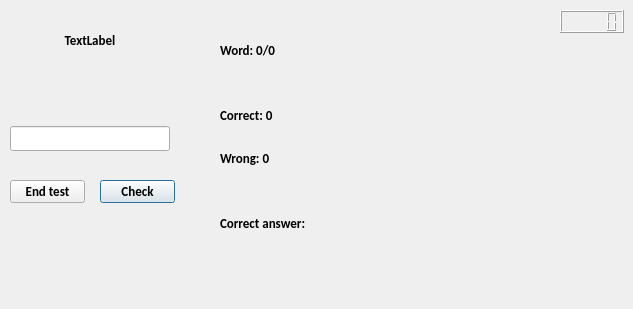
Above: testdialog.ui from szledak/EasyLearning before the change. Below: the same form after it.
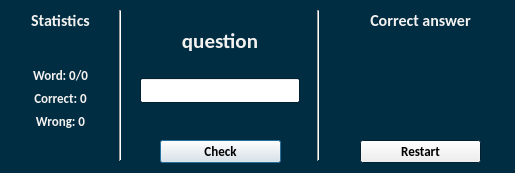
That is the form after the change.

Diff of the .ui file:
```diff
--- a/testdialog.ui
+++ b/testdialog.ui
@@ -6,10 +6,101 @@
    <rect>
     <x>0</x>
     <y>0</y>
-    <width>633</width>
-    <height>309</height>
+    <width>515</width>
+    <height>173</height>
    </rect>
   </property>
+  <property name="palette">
+   <palette>
+    <active>
+     <colorrole role="WindowText">
+      <brush brushstyle="SolidPattern">
+       <color alpha="255">
+        <red>244</red>
+        <green>242</green>
+        <blue>240</blue>
+       </color>
+      </brush>
+     </colorrole>
+     <colorrole role="Base">
+      <brush brushstyle="SolidPattern">
+       <color alpha="255">
+        <red>255</red>
+        <green>255</green>
+        <blue>255</blue>
+       </color>
+      </brush>
+     </colorrole>
+     <colorrole role="Window">
+      <brush brushstyle="SolidPattern">
+       <color alpha="255">
+        <red>1</red>
+        <green>45</green>
+        <blue>67</blue>
+       </color>
+      </brush>
+     </colorrole>
+    </active>
+    <inactive>
+     <colorrole role="WindowText">
+      <brush brushstyle="SolidPattern">
+       <color alpha="255">
+        <red>244</red>
+        <green>242</green>
+        <blue>240</blue>
+       </color>
+      </brush>
+     </colorrole>
+     <colorrole role="Base">
+      <brush brushstyle="SolidPattern">
+       <color alpha="255">
+        <red>255</red>
+        <green>255</green>
+        <blue>255</blue>
+       </color>
+      </brush>
+     </colorrole>
+     <colorrole role="Window">
+      <brush brushstyle="SolidPattern">
+       <color alpha="255">
+        <red>1</red>
+        <green>45</green>
+        <blue>67</blue>
+       </color>
+      </brush>
+     </colorrole>
+    </inactive>
+    <disabled>
+     <colorrole role="WindowText">
+      <brush brushstyle="SolidPattern">
+       <color alpha="255">
+        <red>120</red>
+        <green>120</green>
+        <blue>120</blue>
+       </color>
+      </brush>
+     </colorrole>
+     <colorrole role="Base">
+      <brush brushstyle="SolidPattern">
+       <color alpha="255">
+        <red>1</red>
+        <green>45</green>
+        <blue>67</blue>
+       </color>
+      </brush>
+     </colorrole>
+     <colorrole role="Window">
+      <brush brushstyle="SolidPattern">
+       <color alpha="255">
+        <red>1</red>
+        <green>45</green>
+        <blue>67</blue>
+       </color>
+      </brush>
+     </colorrole>
+    </disabled>
+   </palette>
+  </property>
   <property name="font">
    <font>
     <family>Calibri</family>
@@ -21,66 +112,28 @@
   <property name="windowTitle">
    <string>Dialog</string>
   </property>
-  <widget class="QPushButton" name="btnNext">
-   <property name="geometry">
-    <rect>
-     <x>100</x>
-     <y>180</y>
-     <width>75</width>
-     <height>23</height>
-    </rect>
-   </property>
-   <property name="text">
-    <string>Check</string>
-   </property>
-  </widget>
-  <widget class="QPushButton" name="btnEnd">
-   <property name="geometry">
-    <rect>
-     <x>10</x>
-     <y>180</y>
-     <width>75</width>
-     <height>23</height>
-    </rect>
-   </property>
-   <property name="text">
-    <string>End test</string>
-   </property>
-  </widget>
   <widget class="QWidget" name="verticalLayoutWidget">
    <property name="geometry">
     <rect>
-     <x>10</x>
+     <x>140</x>
      <y>10</y>
      <width>160</width>
-     <height>161</height>
+     <height>111</height>
     </rect>
    </property>
    <layout class="QVBoxLayout" name="verticalLayout">
     <item>
-     <widget class="QLabel" name="lblSite">
-      <property name="maximumSize">
+     <spacer name="verticalSpacer_3">
+      <property name="orientation">
+       <enum>Qt::Vertical</enum>
+      </property>
+      <property name="sizeHint" stdset="0">
        <size>
-        <width>855</width>
-        <height>25</height>
+        <width>20</width>
+        <height>40</height>
        </size>
       </property>
-      <property name="font">
-       <font>
-        <weight>75</weight>
-        <italic>false</italic>
-        <bold>true</bold>
-        <strikeout>false</strikeout>
-        <kerning>true</kerning>
-       </font>
-      </property>
-      <property name="text">
-       <string>TextLabel</string>
-      </property>
-      <property name="alignment">
-       <set>Qt::AlignCenter</set>
-      </property>
-     </widget>
+     </spacer>
     </item>
     <item>
      <widget class="QLabel" name="lblQuestion">
@@ -90,14 +143,32 @@
         <height>25</height>
        </size>
       </property>
+      <property name="font">
+       <font>
+        <pointsize>16</pointsize>
+       </font>
+      </property>
       <property name="text">
-       <string/>
+       <string>question</string>
       </property>
       <property name="alignment">
        <set>Qt::AlignCenter</set>
       </property>
      </widget>
     </item>
+    <item>
+     <spacer name="verticalSpacer">
+      <property name="orientation">
+       <enum>Qt::Vertical</enum>
+      </property>
+      <property name="sizeHint" stdset="0">
+       <size>
+        <width>20</width>
+        <height>40</height>
+       </size>
+      </property>
+     </spacer>
+    </item>
     <item>
      <widget class="QLineEdit" name="edtAnswer">
       <property name="font">
@@ -108,57 +179,153 @@
       </property>
      </widget>
     </item>
+    <item>
+     <spacer name="verticalSpacer_2">
+      <property name="orientation">
+       <enum>Qt::Vertical</enum>
+      </property>
+      <property name="sizeHint" stdset="0">
+       <size>
+        <width>20</width>
+        <height>40</height>
+       </size>
+      </property>
+     </spacer>
+    </item>
    </layout>
   </widget>
-  <widget class="QWidget" name="verticalLayoutWidget_3">
+  <widget class="QWidget" name="">
    <property name="geometry">
     <rect>
-     <x>220</x>
+     <x>10</x>
      <y>10</y>
-     <width>160</width>
-     <height>285</height>
+     <width>101</width>
+     <height>151</height>
     </rect>
    </property>
-   <layout class="QVBoxLayout" name="verticalLayout_3">
+   <layout class="QVBoxLayout" name="verticalLayout_2">
+    <item>
+     <widget class="QLabel" name="label">
+      <property name="font">
+       <font>
+        <pointsize>12</pointsize>
+       </font>
+      </property>
+      <property name="text">
+       <string>Statistics</string>
+      </property>
+      <property name="alignment">
+       <set>Qt::AlignCenter</set>
+      </property>
+     </widget>
+    </item>
+    <item>
+     <spacer name="verticalSpacer_5">
+      <property name="orientation">
+       <enum>Qt::Vertical</enum>
+      </property>
+      <property name="sizeHint" stdset="0">
+       <size>
+        <width>20</width>
+        <height>40</height>
+       </size>
+      </property>
+     </spacer>
+    </item>
     <item>
      <widget class="QLabel" name="lblCount">
+      <property name="font">
+       <font>
+        <pointsize>10</pointsize>
+       </font>
+      </property>
       <property name="text">
        <string>Word: 0/0</string>
       </property>
+      <property name="alignment">
+       <set>Qt::AlignCenter</set>
+      </property>
      </widget>
     </item>
     <item>
-     <layout class="QVBoxLayout" name="verticalLayout_2">
-      <item>
-       <widget class="QLabel" name="lblCorrectCount">
-        <property name="text">
-         <string>Correct: 0</string>
-        </property>
-       </widget>
-      </item>
-      <item>
-       <widget class="QLabel" name="lblWrongCount">
-        <property name="text">
-         <string>Wrong: 0</string>
-        </property>
-       </widget>
-      </item>
-     </layout>
+     <widget class="QLabel" name="lblCorrectCount">
+      <property name="text">
+       <string>Correct: 0</string>
+      </property>
+      <property name="alignment">
+       <set>Qt::AlignCenter</set>
+      </property>
+     </widget>
     </item>
+    <item>
+     <widget class="QLabel" name="lblWrongCount">
+      <property name="text">
+       <string>Wrong: 0</string>
+      </property>
+      <property name="alignment">
+       <set>Qt::AlignCenter</set>
+      </property>
+     </widget>
+    </item>
+    <item>
+     <spacer name="verticalSpacer_4">
+      <property name="orientation">
+       <enum>Qt::Vertical</enum>
+      </property>
+      <property name="sizeHint" stdset="0">
+       <size>
+        <width>20</width>
+        <height>40</height>
+       </size>
+      </property>
+     </spacer>
+    </item>
+   </layout>
+  </widget>
+  <widget class="QWidget" name="verticalLayoutWidget_3">
+   <property name="geometry">
+    <rect>
+     <x>340</x>
+     <y>10</y>
+     <width>161</width>
+     <height>91</height>
+    </rect>
+   </property>
+   <layout class="QVBoxLayout" name="verticalLayout_5">
     <item>
      <widget class="QLabel" name="lblCorrectAnswer">
+      <property name="font">
+       <font>
+        <pointsize>12</pointsize>
+       </font>
+      </property>
       <property name="text">
-       <string>Correct answer:</string>
+       <string>Correct answer</string>
+      </property>
+      <property name="alignment">
+       <set>Qt::AlignCenter</set>
       </property>
      </widget>
     </item>
+    <item>
+     <spacer name="verticalSpacer_6">
+      <property name="orientation">
+       <enum>Qt::Vertical</enum>
+      </property>
+      <property name="sizeHint" stdset="0">
+       <size>
+        <width>20</width>
+        <height>40</height>
+       </size>
+      </property>
+     </spacer>
+    </item>
     <item>
      <widget class="QLabel" name="lblCorrectWord">
-      <property name="maximumSize">
-       <size>
-        <width>16777215</width>
-        <height>25</height>
-       </size>
+      <property name="font">
+       <font>
+        <pointsize>14</pointsize>
+       </font>
       </property>
       <property name="text">
        <string/>
@@ -170,16 +337,66 @@
     </item>
    </layout>
   </widget>
-  <widget class="QLCDNumber" name="lcdNumber">
+  <widget class="Line" name="line">
    <property name="geometry">
     <rect>
-     <x>560</x>
+     <x>110</x>
      <y>10</y>
-     <width>64</width>
+     <width>20</width>
+     <height>151</height>
+    </rect>
+   </property>
+   <property name="orientation">
+    <enum>Qt::Vertical</enum>
+   </property>
+  </widget>
+  <widget class="Line" name="line_2">
+   <property name="geometry">
+    <rect>
+     <x>310</x>
+     <y>10</y>
+     <width>16</width>
+     <height>151</height>
+    </rect>
+   </property>
+   <property name="orientation">
+    <enum>Qt::Vertical</enum>
+   </property>
+  </widget>
+  <widget class="QPushButton" name="btnNext">
+   <property name="geometry">
+    <rect>
+     <x>160</x>
+     <y>140</y>
+     <width>121</width>
      <height>23</height>
     </rect>
    </property>
+   <property name="text">
+    <string>Check</string>
+   </property>
   </widget>
+  <widget class="QPushButton" name="pushButton">
+   <property name="geometry">
+    <rect>
+     <x>360</x>
+     <y>140</y>
+     <width>121</width>
+     <height>23</height>
+    </rect>
+   </property>
+   <property name="text">
+    <string>Restart</string>
+   </property>
+  </widget>
+  <zorder>verticalLayoutWidget</zorder>
+  <zorder></zorder>
+  <zorder>lblCount</zorder>
+  <zorder>verticalLayoutWidget_3</zorder>
+  <zorder>line</zorder>
+  <zorder>line_2</zorder>
+  <zorder>btnNext</zorder>
+  <zorder>pushButton</zorder>
  </widget>
  <resources/>
  <connections/>
```
